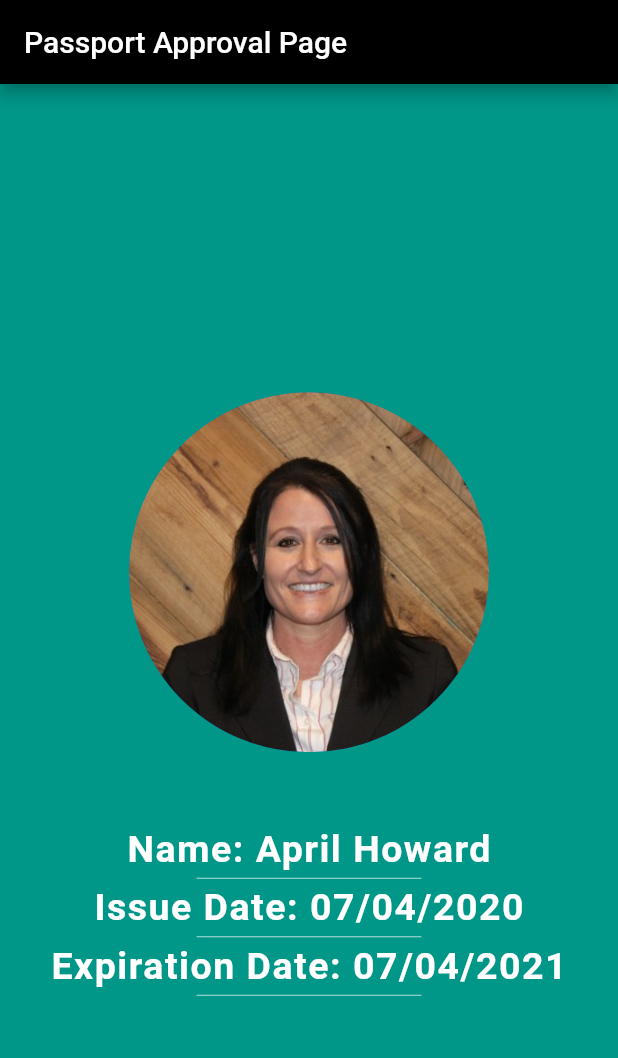
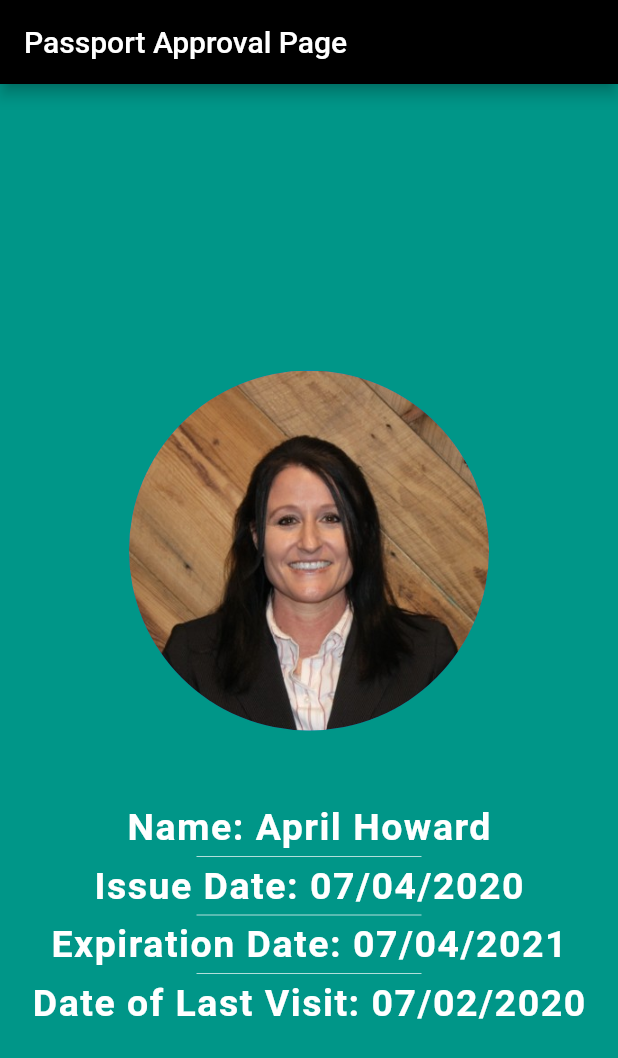
Before and after one commit to apphow/start_to_finish, a Flutter app: the screen it shows after launch, on a phone screen of 412 x 824 dp. Shown: the top 1058 px of the screen. Run offline on Flutter 3.47's test engine with Material 2 defaults, Android fonts, the phone set to English and light mode, and no system bars.

Commit message:
added Data of Last Visit text

```diff
--- a/lib/main.dart
+++ b/lib/main.dart
@@ -76,6 +76,15 @@ class MyPassport extends StatelessWidget {
                       color: Colors.teal.shade100,
                     ),
                   ),
+                  Text(
+                    'Date of Last Visit: 07/02/2020',
+                    style: TextStyle(
+                      fontSize: 25.0,
+                      fontWeight: FontWeight.bold,
+                      color: Colors.white,
+                      letterSpacing: 1.0,
+                    ),
+                  ),
                 ],
               ),
             ),
```
